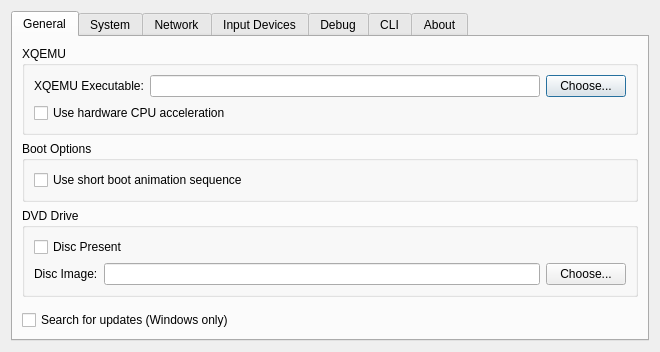
Above: settings.ui from mborgerson/xqemu-manager before the change. Below: the same form after it.
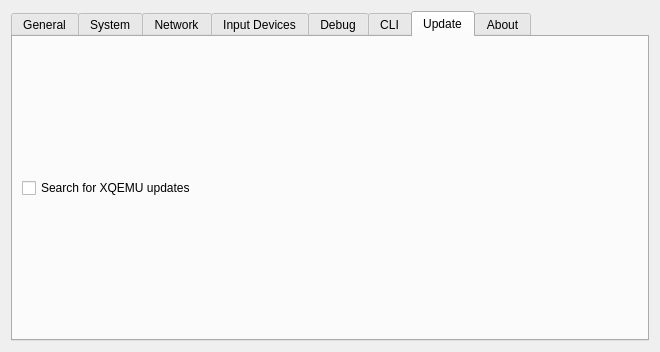
That is the form after the change. The open tabs and pages were chosen to show the change.

Commit message: Move update checkbox, recode updater

What changed in the file:
```diff
--- a/settings.ui
+++ b/settings.ui
@@ -143,13 +143,6 @@
          </property>
         </spacer>
        </item>
-       <item>
-        <widget class="QCheckBox" name="searchForUpdates">
-         <property name="text">
-          <string>Search for updates (Windows only)</string>
-         </property>
-        </widget>
-       </item>
       </layout>
      </widget>
      <widget class="QWidget" name="systemTab">
@@ -937,6 +930,20 @@
        </item>
       </layout>
      </widget>
+     <widget class="QWidget" name="updateTab">
+       <attribute name="title">
+        <string>Update</string>
+       </attribute>
+       <layout class="QHBoxLayout">
+         <item>
+          <widget class="QCheckBox" name="searchForUpdates">
+           <property name="text">
+            <string>Search for XQEMU updates</string>
+           </property>
+          </widget>
+         </item>
+       </layout>
+     </widget>
      <widget class="QWidget" name="aboutTab">
       <attribute name="title">
        <string>About</string>
```
The commit also changes 1 other file.
